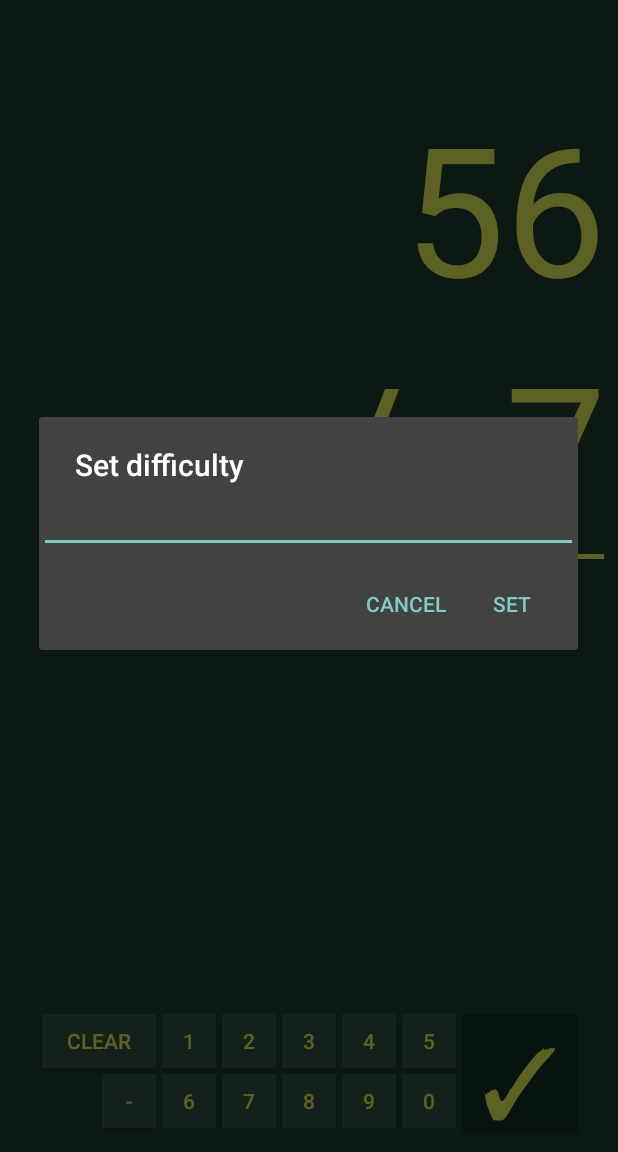
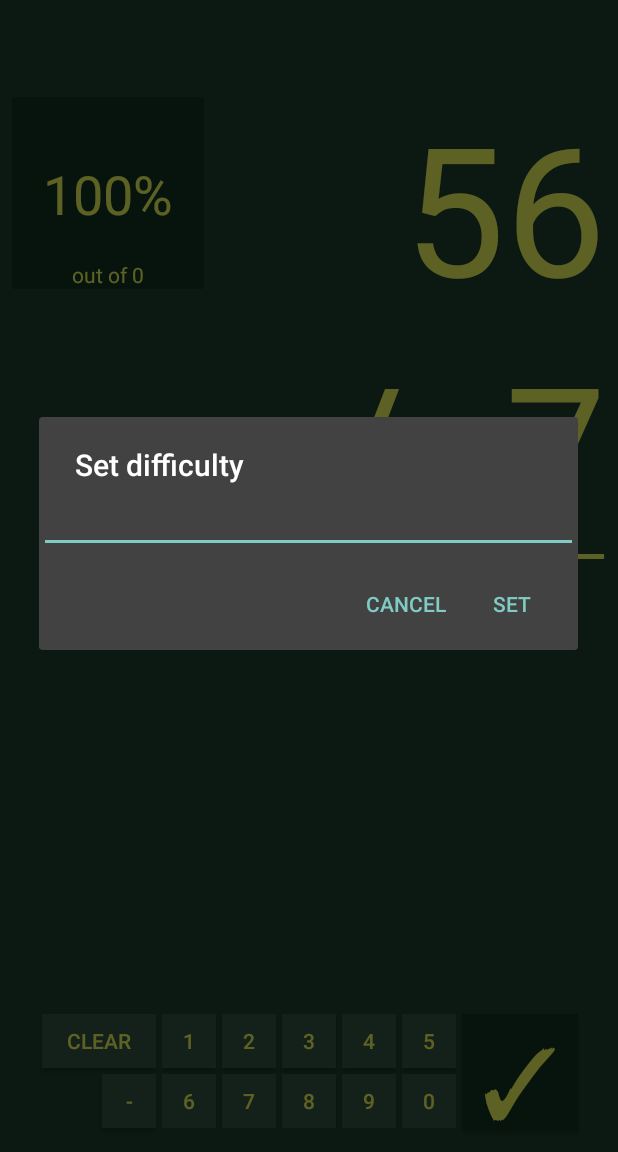
Before and after one commit to stupid-genius/Math-Tutor, an Android app: the screen it shows after launch (MainActivity), in the options menu, after a tap on "Set difficulty", on a phone screen of 412 x 824 dp, the part 84-1236 px from its top. Run offline under Robolectric (Android 15) with nearby library versions, the phone set to English and light mode, and no system bars.

Commit message:
v1 code complete
Ready for user testing and then upload to the store.

```diff
--- a/app/build.gradle
+++ b/app/build.gradle
@@ -26,4 +26,5 @@ dependencies {
     testImplementation 'junit:junit:4.12'
     androidTestImplementation 'androidx.test.ext:junit:1.1.1'
     androidTestImplementation 'androidx.test.espresso:espresso-core:3.2.0'
+    implementation 'androidx.cardview:cardview:1.0.0'
 }
--- a/app/src/main/java/com/stupid_genius/mathtutor/MainActivity.java
+++ b/app/src/main/java/com/stupid_genius/mathtutor/MainActivity.java
@@ -21,6 +21,8 @@ public class MainActivity extends AppCompatActivity {
 	TextView answer;
 	TextView result;
 	TextView resultTop;
+	TextView accuracy;
+	TextView problemCount;
 
 	Handler timerHandler = new Handler();
 	Runnable resultTimer = new Runnable() {
@@ -52,18 +54,20 @@ public class MainActivity extends AppCompatActivity {
 		answer = findViewById(R.id.answer);
 		result = findViewById(R.id.result);
 		resultTop = findViewById(R.id.result_top);
+		accuracy = findViewById(R.id.accuracy);
+		problemCount = findViewById(R.id.totalProblems);
 
 		startSession();
 	}
 
 	@Override
-	public boolean onCreateOptionsMenu(Menu menu){
+	public boolean onCreateOptionsMenu(Menu menu) {
 		getMenuInflater().inflate(R.menu.options_menu, menu);
 		return true;
 	}
 
 	@Override
-	public boolean onOptionsItemSelected(MenuItem item){
+	public boolean onOptionsItemSelected(MenuItem item) {
 		switch (item.getItemId()) {
 			case R.id.allowNegatives:
 				item.setChecked(!allowNegatives);
@@ -80,6 +84,7 @@ public class MainActivity extends AppCompatActivity {
 						public void onClick(DialogInterface dialog, int which) {
 							String value = String.valueOf(editView.getText());
 							difficulty = Integer.valueOf(value);
+							startSession();
 						}
 					})
 					.setNegativeButton("Cancel", null)
@@ -120,7 +125,7 @@ public class MainActivity extends AppCompatActivity {
 		operator.setText(s, TextView.BufferType.NORMAL);
 	}
 
-	private Integer getAnswer(){
+	private Integer getAnswer() {
 		Integer userAnswer = 0;
 		String answerText = answer.getText().toString();
 		if (answerText.length() != 0) {
@@ -128,30 +133,41 @@ public class MainActivity extends AppCompatActivity {
 		}
 		return userAnswer;
 	}
+
 	private void setAnswer(CharSequence s) {
 		answer.setText(s, TextView.BufferType.NORMAL);
 	}
 
-	private void setResult(CharSequence s){
+	private void setResult(CharSequence s) {
 		result.setText(s, TextView.BufferType.NORMAL);
 	}
 
-	private void setResultTop(CharSequence s){
+	private void setResultTop(CharSequence s) {
 		resultTop.setText(s, TextView.BufferType.NORMAL);
 		timerHandler.postDelayed(resultTimer, 1000);
+	}
+
+	private void updateStats() {
+		Double total = (double) tutor.getTotalProblems();
+		Double percent = 100.0;
+		if (total > 0) {
+			percent = ((double) tutor.getCorrectProblems() / total)*100;
+		}
+		accuracy.setText(String.format("%d%%", percent.intValue()));
+		problemCount.setText(String.format("out of %d", total.intValue()));
 	}
 
 	public void numberClick(View button) {
 		TextView clickedButton = (TextView) button;
 		String buttonText = String.valueOf(clickedButton.getText());
 		String answerBuffer = String.valueOf(answer.getText());
-		if(buttonText.equals("-") && (answerBuffer.contains(buttonText) || !answerBuffer.isEmpty())){
+		if (buttonText.equals("-") && (answerBuffer.contains(buttonText) || !answerBuffer.isEmpty())) {
 			return;
 		}
 		answer.append(clickedButton.getText());
 	}
 
-	public void clearClick(View button){
+	public void clearClick(View button) {
 		setAnswer("");
 	}
 
@@ -159,6 +175,7 @@ public class MainActivity extends AppCompatActivity {
 		Integer userAnswer = getAnswer();
 		boolean isCorrect = problem.checkAnswer(userAnswer);
 		tutor.recordAnswer(isCorrect);
+		updateStats();
 		if (isCorrect) {
 			setResult("CORRECT!");
 			setResultTop("CORRECT!");
@@ -173,20 +190,19 @@ public class MainActivity extends AppCompatActivity {
 		}
 	}
 
-	private void startSession(){
+	private void startSession() {
 		setResult("");
 		setResultTop("");
 		tutor.startSession(operation, difficulty, allowNegatives);
+		updateStats();
 		startProblem();
 	}
 
-	private void startProblem(){
+	private void startProblem() {
 		problem = tutor.next();
 		setFirstNumber(problem.getFirstNumber().toString());
 		setSecondNumber(problem.getSecondNumber().toString());
 		setOperator(problem.getOperator());
 		setAnswer("");
-//		View layout = findViewById(R.id.mainLayout);
-//		layout.invalidate();
 	}
 }
--- a/app/src/main/java/com/stupid_genius/mathtutor/MathTutor.java
+++ b/app/src/main/java/com/stupid_genius/mathtutor/MathTutor.java
@@ -8,7 +8,7 @@ public class MathTutor implements Iterator<SimpleProblem> {
 	private int numCorrect;
 	private boolean normalShutdown = false;
 
-	private int sessionCount;
+//	private int sessionCount;
 
 	/**
 	 * Configurations:
@@ -25,7 +25,7 @@ public class MathTutor implements Iterator<SimpleProblem> {
 	public void startSession(OperationEnum op, int difficulty, boolean allowNegatives) {
 		problemFactory = new ProblemFactory(op, difficulty, allowNegatives);
 		numCorrect = 0;
-		sessionCount = 0;
+//		sessionCount = 0;
 	}
 
 	public void killSession() {
@@ -46,6 +46,14 @@ public class MathTutor implements Iterator<SimpleProblem> {
 		if (isCorrect) {
 			++numCorrect;
 		}
+	}
+
+	public int getCorrectProblems() {
+		return numCorrect;
+	}
+
+	public int getTotalProblems() {
+		return problemFactory.getProblemsCreated();
 	}
 
 	public String toString() {
--- a/app/src/main/java/com/stupid_genius/mathtutor/ProblemFactory.java
+++ b/app/src/main/java/com/stupid_genius/mathtutor/ProblemFactory.java
@@ -65,6 +65,10 @@ class ProblemFactory {
 		return problem;
 	}
 
+	int getProblemsCreated() {
+		return problemsCreated;
+	}
+
 	public String toString() {
 		return String.format("Total problems: %d", problemsCreated - 1);
 	}
--- a/app/src/main/res/layout/activity_main.xml
+++ b/app/src/main/res/layout/activity_main.xml
@@ -27,7 +27,7 @@
                 android:id="@+id/toolbar"
                 android:layout_width="match_parent"
                 android:layout_height="wrap_content"
-                android:background="?attr/colorPrimary"
+                android:background="@color/colorPrimaryDark"
                 android:minHeight="?attr/actionBarSize"
                 android:theme="?attr/actionBarTheme"
                 app:menu="@menu/options_menu"
@@ -37,6 +37,45 @@
                 android:id="@+id/problemLayout"
                 android:layout_width="match_parent"
                 android:layout_height="match_parent">
+
+                <androidx.cardview.widget.CardView
+                    android:layout_width="128dp"
+                    android:layout_height="128dp"
+                    android:layout_marginStart="8dp"
+                    android:layout_marginLeft="8dp"
+                    app:cardBackgroundColor="@color/colorPrimaryDark"
+                    app:cardElevation="-1dp"
+                    app:layout_constraintStart_toStartOf="parent"
+                    app:layout_constraintTop_toBottomOf="@+id/result_top">
+
+                    <androidx.constraintlayout.widget.ConstraintLayout
+                        android:layout_width="match_parent"
+                        android:layout_height="match_parent">
+
+                        <TextView
+                            android:id="@+id/accuracy"
+                            android:layout_width="wrap_content"
+                            android:layout_height="wrap_content"
+                            android:text="100%"
+                            android:textColor="@color/colorAccent"
+                            android:textSize="36sp"
+                            app:layout_constraintBottom_toBottomOf="parent"
+                            app:layout_constraintEnd_toEndOf="parent"
+                            app:layout_constraintStart_toStartOf="parent"
+                            app:layout_constraintTop_toTopOf="parent" />
+
+                        <TextView
+                            android:id="@+id/totalProblems"
+                            android:layout_width="wrap_content"
+                            android:layout_height="wrap_content"
+                            android:text="out of 100"
+                            android:textColor="@color/colorAccent"
+                            app:layout_constraintBottom_toBottomOf="parent"
+                            app:layout_constraintEnd_toEndOf="parent"
+                            app:layout_constraintStart_toStartOf="parent" />
+                    </androidx.constraintlayout.widget.ConstraintLayout>
+
+                </androidx.cardview.widget.CardView>
 
                 <TextView
                     android:id="@+id/result_top"
@@ -59,10 +98,10 @@
                     android:textColor="@color/colorAccent"
                     android:textSize="120sp"
                     app:layout_constraintBottom_toBottomOf="parent"
-                    app:layout_constraintEnd_toStartOf="@+id/constraintLayout" />
+                    app:layout_constraintEnd_toStartOf="@+id/columnLayout" />
 
                 <androidx.constraintlayout.widget.ConstraintLayout
-                    android:id="@+id/constraintLayout"
+                    android:id="@+id/columnLayout"
                     android:layout_width="wrap_content"
                     android:layout_height="0dp"
                     app:layout_constraintBottom_toBottomOf="parent"
@@ -106,7 +145,7 @@
                     android:textStyle="bold"
                     app:layout_constraintBottom_toBottomOf="parent"
                     app:layout_constraintEnd_toEndOf="parent"
-                    app:layout_constraintStart_toStartOf="@+id/constraintLayout" />
+                    app:layout_constraintStart_toStartOf="@+id/columnLayout" />
 
             </androidx.constraintlayout.widget.ConstraintLayout>
 
```
